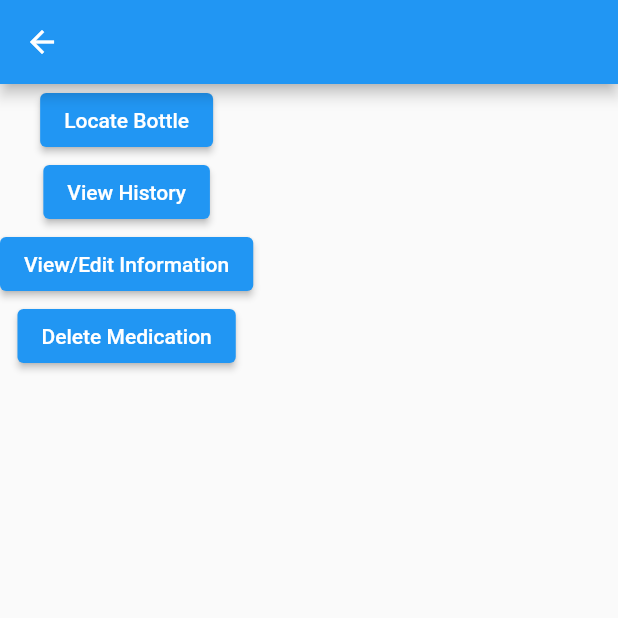
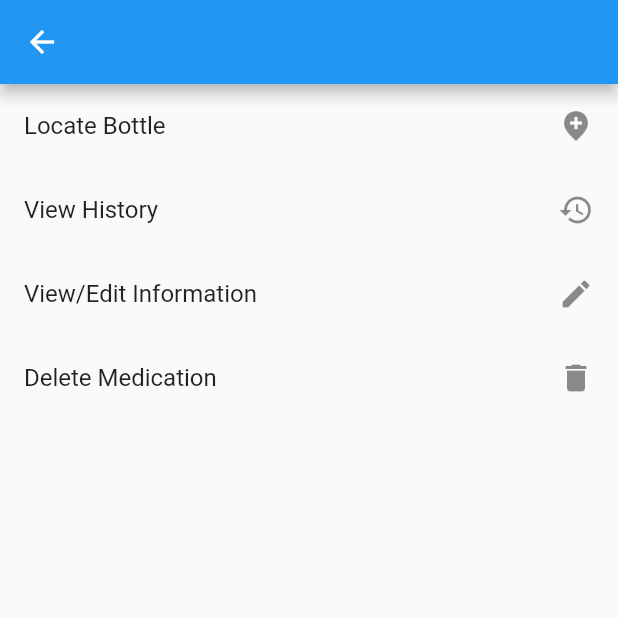
Before and after one commit to sunnyahu/EE475_app, a Flutter app: the MedicationData screen opened directly with empty values, on a phone screen of 412 x 824 dp, the top half of it. Run offline on Flutter 3.47's test engine with Material 2 defaults, Android fonts, the phone set to English and light mode, and no system bars; our stand-ins replace flutter_blue.

Commit message:
Better buttons with icons

```diff
--- a/lib/edit_medication.dart
+++ b/lib/edit_medication.dart
@@ -32,7 +32,7 @@ class EditMedication extends StatelessWidget {
     return Scaffold(
       appBar: AppBar(
         title: Text(
-          isNew ? 'Add Medication' : '${medication!.name} Medication',
+          (isNew ? 'Add Medication' : medication!.name)!,
         ),
       ),
       body: Column(
--- a/lib/medication_data.dart
+++ b/lib/medication_data.dart
@@ -40,9 +40,10 @@ class MedicationDataState extends State<MedicationData> {
       ),
       body: Column(
         children: <Widget>[
-          ElevatedButton(
-            child: const Text('Locate Bottle'),
-            onPressed: () {
+          ListTile(
+            title: const Text('Locate Bottle'),
+            trailing: const Icon(Icons.add_location_sharp),
+            onTap: () {
               Navigator.push(
                 context,
                 MaterialPageRoute(
@@ -51,9 +52,10 @@ class MedicationDataState extends State<MedicationData> {
               );
             },
           ),
-          ElevatedButton(
-            child: const Text('View History'),
-            onPressed: () {
+          ListTile(
+            title: const Text('View History'),
+            trailing: const Icon(Icons.history),
+            onTap: () {
               Navigator.push(
                 context,
                 MaterialPageRoute(
@@ -62,9 +64,10 @@ class MedicationDataState extends State<MedicationData> {
               );
             },
           ),
-          ElevatedButton(
-            child: const Text('View/Edit Information'),
-            onPressed: () {
+          ListTile(
+            title: const Text('View/Edit Information'),
+            trailing: const Icon(Icons.edit),
+            onTap: () {
               Navigator.push(
                 context,
                 MaterialPageRoute(
@@ -76,9 +79,10 @@ class MedicationDataState extends State<MedicationData> {
               });
             },
           ),
-          ElevatedButton(
-            child: const Text('Delete Medication'),
-            onPressed: () {
+          ListTile(
+            title: const Text('Delete Medication'),
+            trailing: const Icon(Icons.delete),
+            onTap: () {
               showAlertDialog(context);
             },
           ),
```
Also changed, not shown: lib/main.dart (+4 -3 lines).
